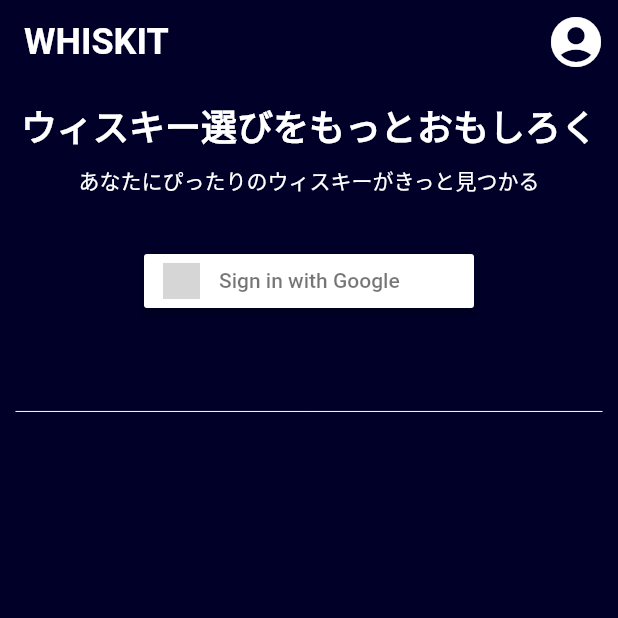
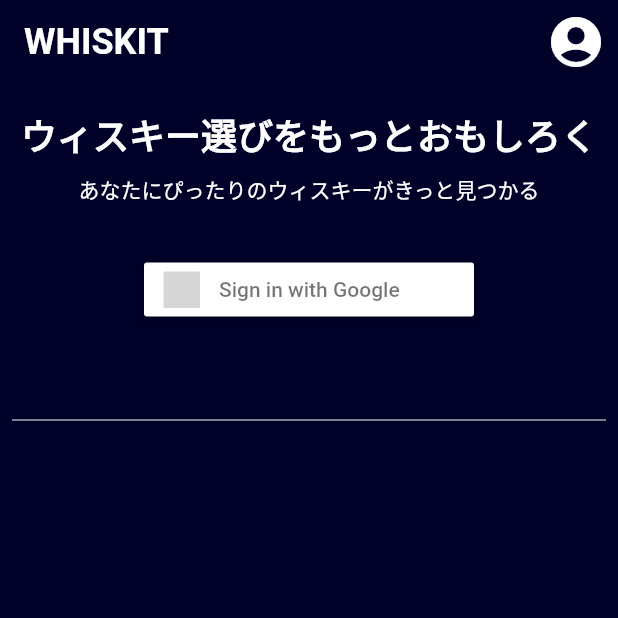
Before and after one commit to kenta-wakasa/whiskit, a Flutter app: the screen it shows after launch, on a phone screen of 412 x 824 dp, the top half of it. Run offline on Flutter 3.47's test engine with Material 2 defaults, Android fonts, the phone set to English and light mode, and no system bars; our stand-ins replace cloud_firestore, firebase_auth, firebase_core, flutter_riverpod, flutter_signin_button, google_sign_in and 1 more; missing offline and left inert: cloud_firestore_platform_interface, enum_to_string; accounts and stored records are empty; statements that could not run were skipped; grey boxes are pictures that could not be loaded.

Commit message:
リファクタリング

```diff
--- a/lib/main.dart
+++ b/lib/main.dart
@@ -1,5 +1,5 @@
 import 'package:cloud_firestore/cloud_firestore.dart';
-// import 'package:cloud_firestore_platform_interface/cloud_firestore_platform_interface.dart';
+import 'package:cloud_firestore_platform_interface/cloud_firestore_platform_interface.dart';
 import 'package:firebase_auth/firebase_auth.dart';
 import 'package:firebase_core/firebase_core.dart';
 import 'package:flutter/material.dart';
@@ -21,8 +21,7 @@ Future<void> main() async {
   await FirebaseAuth.instance.userChanges().first;
 
   // キャッシュの有効化
-  await FirebaseFirestore.instance.enablePersistence();
-  // await FirebaseFirestore.instance.enablePersistence(const PersistenceSettings(synchronizeTabs: true));
+  await FirebaseFirestore.instance.enablePersistence(const PersistenceSettings(synchronizeTabs: true));
   runApp(ProviderScope(child: MainPage()));
 }
 
--- a/lib/views/home_page.dart
+++ b/lib/views/home_page.dart
@@ -1,5 +1,3 @@
-import 'dart:math';
-
 import 'package:firebase_auth/firebase_auth.dart';
 import 'package:flutter/material.dart';
 import 'package:flutter_riverpod/flutter_riverpod.dart';
@@ -14,17 +12,17 @@ class HomePage extends ConsumerWidget {
   @override
   Widget build(BuildContext context, ScopedReader watch) {
     final textTheme = Theme.of(context).textTheme;
-    final width = MediaQuery.of(context).size.width;
-    final height = MediaQuery.of(context).size.height;
-    final maxLength = max(width, height);
-    final basePadding = maxLength / 80;
+    const basePadding = 8.0;
     final userCon = watch(userProvider);
     final userIcon = userCon.user == null
         ? const Icon(Icons.account_circle_rounded)
         : CircleAvatar(foregroundImage: NetworkImage(userCon.user!.avatarUrl!));
-    final signIn = userCon.user == null ? signInWidget(textTheme, width) : const SizedBox();
+    final signIn = FirebaseAuth.instance.currentUser == null ? SignInWidget() : const SizedBox();
     return Scaffold(
+      extendBodyBehindAppBar: true,
       appBar: AppBar(
+        elevation: 0,
+        backgroundColor: Colors.transparent,
         title: Row(
           mainAxisAlignment: MainAxisAlignment.start,
           children: [Text('WHISKIT', style: textTheme.headline5)],
@@ -33,7 +31,7 @@ class HomePage extends ConsumerWidget {
           InkWell(
             onTap: userCon.signOut,
             child: Container(
-              padding: const EdgeInsets.all(8),
+              padding: const EdgeInsets.all(basePadding),
               child: FittedBox(fit: BoxFit.fill, child: userIcon),
             ),
           ),
@@ -42,16 +40,13 @@ class HomePage extends ConsumerWidget {
       body: Scrollbar(
         child: SingleChildScrollView(
           child: Padding(
-            padding: EdgeInsets.all(basePadding),
+            padding: const EdgeInsets.all(basePadding),
             child: Column(
               crossAxisAlignment: CrossAxisAlignment.start,
               children: [
+                const SizedBox(height: 64),
                 signIn,
-                WhiskyListWidget(
-                  basePadding: basePadding,
-                  maxLength: maxLength,
-                  textTheme: textTheme,
-                ),
+                const WhiskyListWidget(basePadding: basePadding),
               ],
             ),
           ),
--- a/lib/views/selected_whisky.dart
+++ b/lib/views/selected_whisky.dart
@@ -7,24 +7,16 @@ import '/models/whisky.dart';
 import '/views/whisky_details_page.dart';
 
 class SelectedWhisky extends StatelessWidget {
-  const SelectedWhisky({
-    Key? key,
-    required this.maxLength,
-    required this.basePadding,
-    required this.selectedWhisky,
-    required this.textTheme,
-  }) : super(key: key);
+  const SelectedWhisky({required this.basePadding, required this.selectedWhisky});
 
-  final double maxLength;
   final double basePadding;
   final Whisky selectedWhisky;
-  final TextTheme textTheme;
 
   @override
   Widget build(BuildContext context) {
-    final height = maxLength / 4;
+    final textTheme = Theme.of(context).textTheme;
     return SizedBox(
-      height: height,
+      height: 240,
       child: SingleChildScrollView(
         scrollDirection: Axis.horizontal,
         child: Stack(
@@ -50,7 +42,7 @@ class SelectedWhisky extends StatelessWidget {
                   ),
                 ),
                 SizedBox(
-                  width: maxLength * 0.75,
+                  width: MediaQuery.of(context).size.width,
                   child: Column(
                     crossAxisAlignment: CrossAxisAlignment.stretch,
                     children: [
--- a/lib/views/sing_in_widget.dart
+++ b/lib/views/sing_in_widget.dart
@@ -2,19 +2,17 @@ import 'package:flutter/material.dart';
 
 import '/views/sign_in_button.dart';
 
-Widget signInWidget(TextTheme textTheme, double width) {
-  return ConstrainedBox(
-    constraints: BoxConstraints(maxWidth: width, maxHeight: 200),
+class SignInWidget extends StatelessWidget {
+  @override
+  Widget build(BuildContext context) {
+    final textTheme = Theme.of(context).textTheme;
+    return SizedBox(
+      height: 200,
       child: Column(
         crossAxisAlignment: CrossAxisAlignment.center,
         children: [
           const SizedBox(width: double.infinity),
-        Text(
-          'ウィスキー選びをもっとおもしろく',
-          style: textTheme.headline5,
-          maxLines: 1,
-          textScaleFactor: width < 400 ? 0.8 : 1,
-        ),
+          Text('ウィスキー選びをもっとおもしろく', style: textTheme.headline5),
           const SizedBox(height: 8),
           const Text('あなたにぴったりのウィスキーがきっと見つかる'),
           const SizedBox(height: 32),
@@ -24,3 +22,4 @@ Widget signInWidget(TextTheme textTheme, double width) {
       ),
     );
   }
+}
--- a/lib/views/whisky_list_widget.dart
+++ b/lib/views/whisky_list_widget.dart
@@ -6,16 +6,9 @@ import '/controllers/whisky_controller.dart';
 import '/views/selected_whisky.dart';
 
 class WhiskyListWidget extends ConsumerWidget {
-  const WhiskyListWidget({
-    Key? key,
-    required this.basePadding,
-    required this.maxLength,
-    required this.textTheme,
-  }) : super(key: key);
+  const WhiskyListWidget({Key? key, required this.basePadding}) : super(key: key);
 
-  final double maxLength;
   final double basePadding;
-  final TextTheme textTheme;
 
   @override
   Widget build(BuildContext context, ScopedReader watch) {
@@ -31,15 +24,13 @@ class WhiskyListWidget extends ConsumerWidget {
         selectedWhisky == null
             ? const SizedBox()
             : SelectedWhisky(
-                maxLength: maxLength,
                 basePadding: basePadding,
                 selectedWhisky: selectedWhisky,
-                textTheme: textTheme,
               ),
         const Divider(color: Colors.white),
         SizedBox(
           key: UniqueKey(),
-          height: maxLength / 4,
+          height: MediaQuery.of(context).size.height / 4,
           child: Scrollbar(
             child: GridView.builder(
               scrollDirection: Axis.horizontal,
```
Lines whose indentation alone changed are shown as unchanged.
